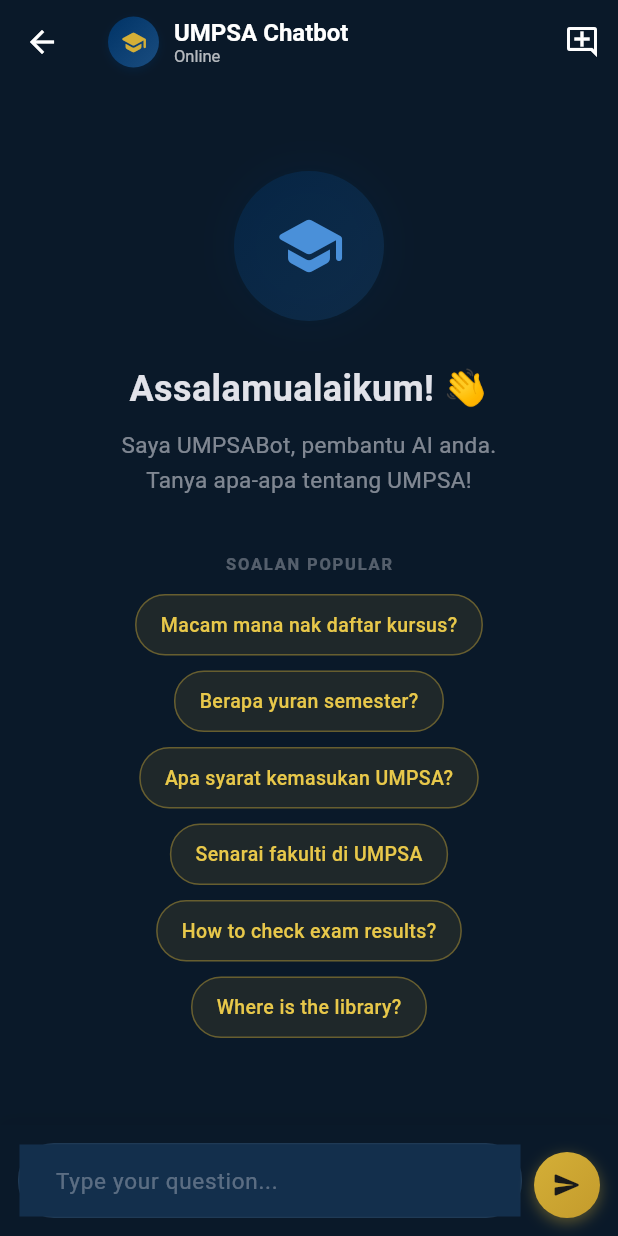
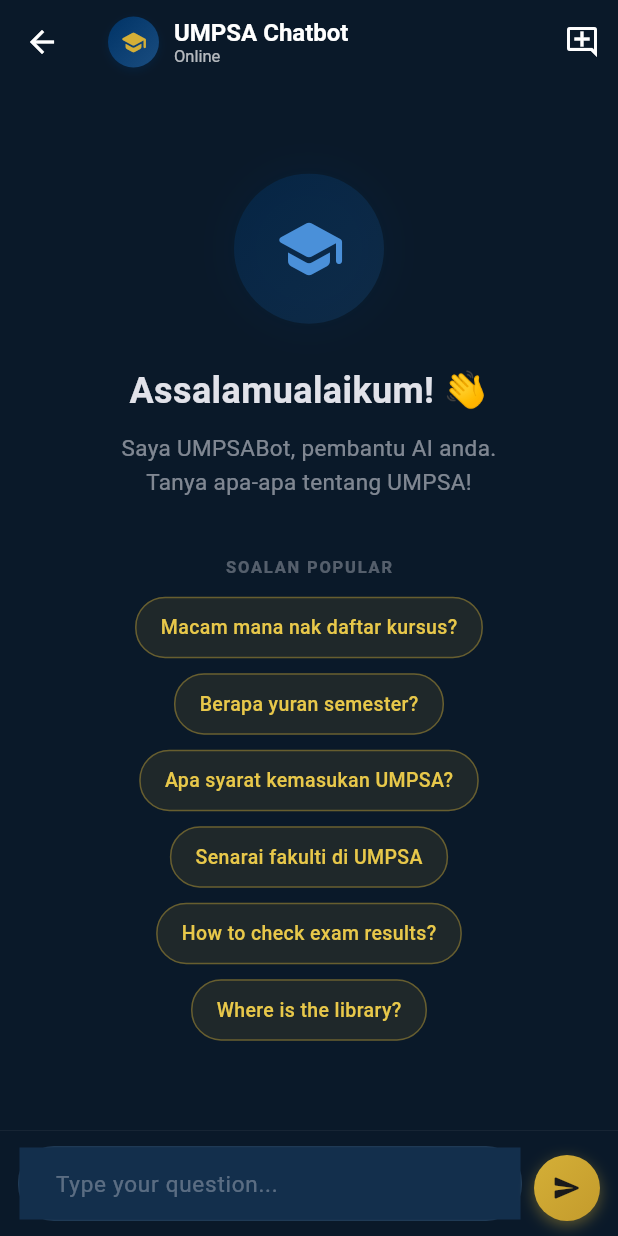
Before and after one commit to ZafranYusof/UMPSAbot, a Flutter app: the ChatScreen screen opened directly, on a phone screen of 412 x 824 dp. Run offline on Flutter 3.47's test engine with Material 3 defaults, Android fonts, the phone set to English and light mode, and no system bars; our stand-ins replace connectivity_plus, dio, shared_preferences, shimmer; accounts and stored records are empty.

Commit message:
fix: proper layout structure - SafeArea, no overlap with bottom nav
- Add resizeToAvoidBottomInset for keyboard handling
- Wrap body in SafeArea(bottom: false) since parent handles nav
- Replace boxShadow with subtle top border on input area
- Use consistent symmetric padding on input area
- Fix scroll-to-bottom FAB position

```diff
--- a/mobile/lib/screens/chat_screen.dart
+++ b/mobile/lib/screens/chat_screen.dart
@@ -103,6 +103,7 @@
     final theme = Theme.of(context);
 
     return Scaffold(
+      resizeToAvoidBottomInset: true,
       appBar: AppBar(
         title: Row(
           children: [
@@ -178,7 +179,9 @@
           ),
         ],
       ),
-      body: Consumer<ChatProvider>(
+      body: SafeArea(
+        bottom: false, // Parent scaffold handles bottom nav
+        child: Consumer<ChatProvider>(
           builder: (context, chatProvider, child) {
             // Auto-scroll when new messages arrive
             WidgetsBinding.instance.addPostFrameCallback((_) {
@@ -209,13 +212,14 @@
                 // Scroll to bottom FAB
                 if (_showScrollToBottom && chatProvider.messages.isNotEmpty)
                   Positioned(
-                  bottom: 90,
+                    bottom: 80,
                     right: 16,
                     child: _buildScrollToBottomButton(),
                   ),
               ],
             );
           },
+        ),
       ),
     );
   }
@@ -500,21 +504,15 @@
 
   Widget _buildInputArea(ThemeData theme) {
     return Container(
-      padding: EdgeInsets.only(
-        left: 12,
-        right: 12,
-        top: 12,
-        bottom: 12,
-      ),
+      padding: const EdgeInsets.symmetric(horizontal: 12, vertical: 10),
       decoration: BoxDecoration(
         color: theme.colorScheme.surface,
-        boxShadow: [
-          BoxShadow(
-            color: Colors.black.withOpacity(0.06),
-            blurRadius: 10,
-            offset: const Offset(0, -3),
+        border: Border(
+          top: BorderSide(
+            color: theme.colorScheme.onSurface.withOpacity(0.08),
+            width: 0.5,
           ),
-        ],
+        ),
       ),
       child: Row(
         crossAxisAlignment: CrossAxisAlignment.end,
```
Lines whose indentation alone changed are shown as unchanged.
